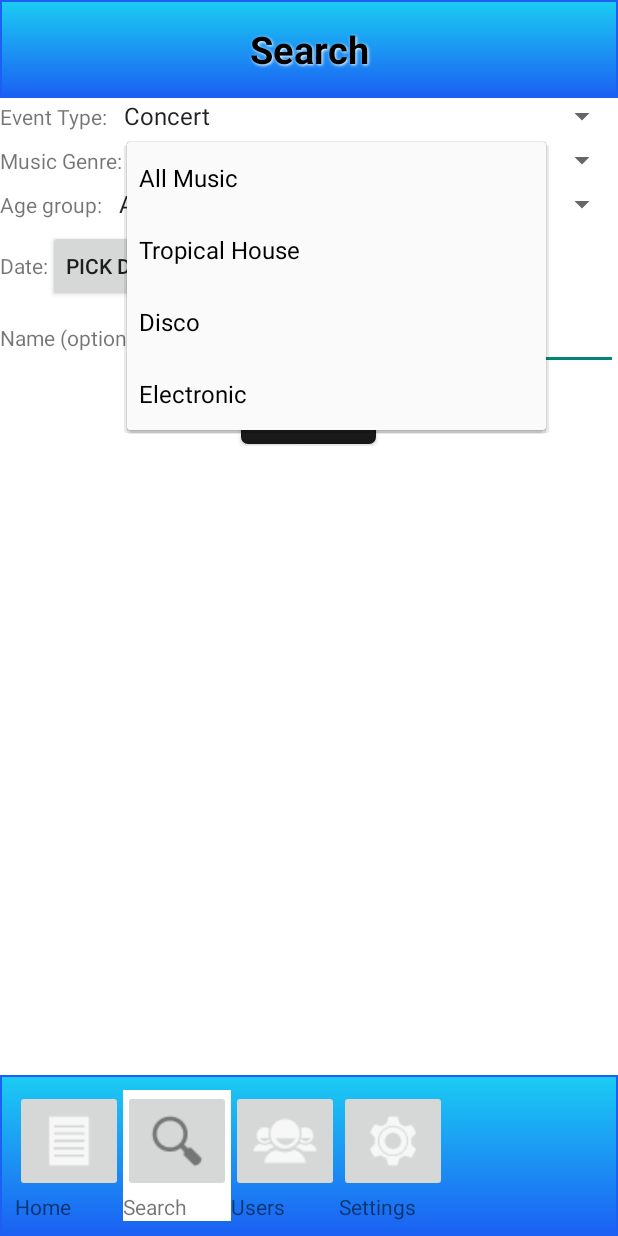
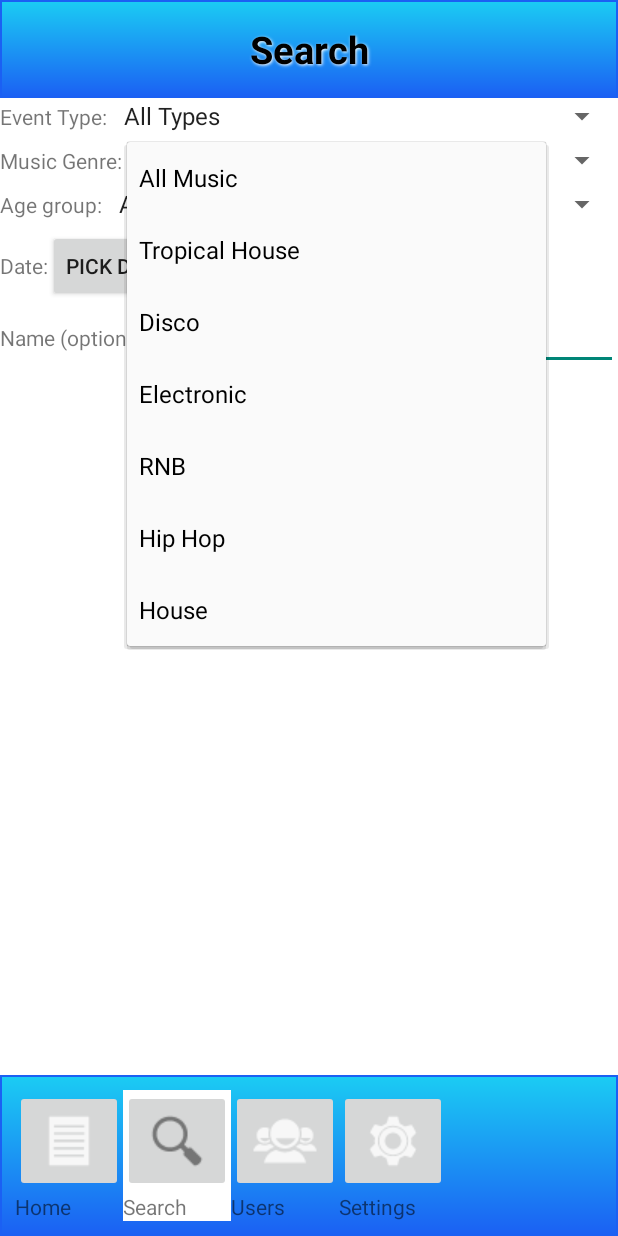
Before and after one commit to johnmolly92/MyApplication, an Android app: the Search screen opened directly, with no data from a screen before it, after a tap on "All Music", on a phone screen of 412 x 824 dp. Run offline under Robolectric (Android 15) with nearby library versions, the phone set to English and light mode, and no system bars.

Commit message:
Added search items
Added search items

```diff
--- a/app/src/main/java/com/example/john/myapplication/Search.java
+++ b/app/src/main/java/com/example/john/myapplication/Search.java
@@ -88,9 +88,12 @@ public class Search extends Activity implements AdapterView.OnItemSelectedListen
     public void submitSearch(View v){
         name = txtName.getText().toString();
         System.out.println("Clicked the search button");
-        System.out.println("Type: "+type+" Genre: "+music_genre+" Age: "+age+" Date: "+date+" Name: "+name);
 
         Intent i = new Intent(Search.this, SearchList.class);
+
+        if(age.equals("All ages"))
+            age = "-1";
+        System.out.println("Type: "+type+" Genre: "+music_genre+" Age: "+age+" Date: "+date+" Name: "+name);
 
         i.putExtra("event_type", type);
         i.putExtra("music_genre", music_genre);
--- a/app/src/main/res/values/strings.xml
+++ b/app/src/main/res/values/strings.xml
@@ -22,6 +22,7 @@
     <string name="url_start">http://192.168.1.17:80/webservice/</string>
 
     <string-array name="event_type_array">
+        <item>All Types</item>
         <item>Concert</item>
         <item>Nightclub</item>
         <item>Pub</item>
@@ -38,6 +39,9 @@
         <item>Tropical House</item>
         <item>Disco</item>
         <item>Electronic</item>
+        <item>RNB</item>
+        <item>Hip Hop</item>
+        <item>House</item>
     </string-array>
 
     <string name="title_activity_search_list">SearchList</string>
```
